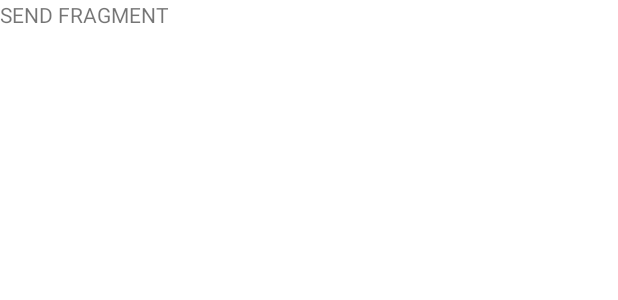
After one commit to sindrip/clonechat-android, an Android app: the layout fragment_send_image.xml on its own in the app's theme, with its tools: preview values and no code run, on a phone screen of 412 x 824 dp. The commit adds this screen. Shown: the top 300 px of the screen. Run offline under Robolectric (Android 15) with nearby library versions, the phone set to English and light mode, and no system bars.

Commit message:
sendfragment created

```diff
--- a/app/src/main/java/club/clonechat/clonechat/di/ActivityBuilder.java
+++ b/app/src/main/java/club/clonechat/clonechat/di/ActivityBuilder.java
@@ -14,6 +14,7 @@ import club.clonechat.clonechat.ui.main.MainActivityModule;
 import club.clonechat.clonechat.ui.main.camera.CameraFragmentProvider;
 import club.clonechat.clonechat.ui.main.camera.imagePreview.ImagePreviewFragment;
 import club.clonechat.clonechat.ui.main.camera.imagePreview.ImagePreviewFragmentProvider;
+import club.clonechat.clonechat.ui.main.camera.sendImage.SendImageFragmentProvider;
 import club.clonechat.clonechat.ui.main.friends.FriendFragmentProvider;
 import club.clonechat.clonechat.ui.main.friends.addFriend.AddFriendFragmentProvider;
 import club.clonechat.clonechat.ui.main.messages.MessageFragmentProvider;
@@ -38,7 +39,8 @@ public abstract class ActivityBuilder {
             MessageFragmentProvider.class,
             FriendFragmentProvider.class,
             AddFriendFragmentProvider.class,
-            ImagePreviewFragmentProvider.class})
+            ImagePreviewFragmentProvider.class,
+            SendImageFragmentProvider.class})
     abstract MainActivity bindMainActivity();
 
     @ContributesAndroidInjector(modules = {
--- a/app/src/main/java/club/clonechat/clonechat/ui/main/camera/imagePreview/ImagePreviewModule.java
+++ b/app/src/main/java/club/clonechat/clonechat/ui/main/camera/imagePreview/ImagePreviewFragmentModule.java
@@ -10,7 +10,7 @@ import dagger.Module;
 import dagger.Provides;
 
 @Module
-public class ImagePreviewModule {
+public class ImagePreviewFragmentModule {
 
     @Provides
     ImagePreviewViewModel provideImagePreviewViewModel(DataManager dataManager) {
--- a/app/src/main/java/club/clonechat/clonechat/ui/main/camera/imagePreview/ImagePreviewFragmentProvider.java
+++ b/app/src/main/java/club/clonechat/clonechat/ui/main/camera/imagePreview/ImagePreviewFragmentProvider.java
@@ -6,6 +6,6 @@ import dagger.android.ContributesAndroidInjector;
 @Module
 public abstract class ImagePreviewFragmentProvider {
 
-    @ContributesAndroidInjector(modules = ImagePreviewModule.class)
+    @ContributesAndroidInjector(modules = ImagePreviewFragmentModule.class)
     abstract ImagePreviewFragment provideImagePreviewFragmentFactory();
 }
--- /dev/null
+++ b/app/src/main/java/club/clonechat/clonechat/ui/main/camera/imagePreview/ImagePreviewNavigator.java
@@ -0,0 +1,6 @@
+package club.clonechat.clonechat.ui.main.camera.imagePreview;
+
+public interface ImagePreviewNavigator {
+
+    void goToSendImage();
+}
--- a/app/src/main/java/club/clonechat/clonechat/ui/main/camera/imagePreview/ImagePreviewViewModel.java
+++ b/app/src/main/java/club/clonechat/clonechat/ui/main/camera/imagePreview/ImagePreviewViewModel.java
@@ -5,7 +5,7 @@ import android.arch.lifecycle.LiveData;
 import club.clonechat.clonechat.data.DataManager;
 import club.clonechat.clonechat.ui.base.BaseViewModel;
 
-public class ImagePreviewViewModel extends BaseViewModel {
+public class ImagePreviewViewModel extends BaseViewModel<ImagePreviewNavigator> {
 
     private LiveData<byte[]> photoBytes;
 
--- a/app/src/main/res/layout/fragment_image_preview.xml
+++ b/app/src/main/res/layout/fragment_image_preview.xml
@@ -24,6 +24,7 @@
             android:layout_height="wrap_content"
             android:layout_gravity="bottom|center"
             android:text="SEND"
+            android:onClick="@{() -> viewModel.getNavigator().goToSendImage()}"
             />
     </FrameLayout>
 </layout>
--- /dev/null
+++ b/app/src/main/res/layout/fragment_send_image.xml
@@ -0,0 +1,34 @@
+<!--<?xml version="1.0" encoding="utf-8"?>-->
+<!--<FrameLayout xmlns:android="http://schemas.android.com/apk/res/android"-->
+    <!--xmlns:tools="http://schemas.android.com/tools"-->
+    <!--android:layout_width="match_parent"-->
+    <!--android:layout_height="match_parent"-->
+    <!--tools:context=".ui.main.camera.sendImage.SendImageFragment">-->
+
+    <!--&lt;!&ndash; TODO: Update blank fragment layout &ndash;&gt;-->
+    <!--<TextView-->
+        <!--android:layout_width="match_parent"-->
+        <!--android:layout_height="match_parent"-->
+        <!--android:text="@string/hello_blank_fragment" />-->
+
+<!--</FrameLayout>-->
+
+<layout xmlns:android="http://schemas.android.com/apk/res/android">
+    <data>
+        <variable
+            name="viewModel"
+            type="club.clonechat.clonechat.ui.main.camera.sendImage.SendImageViewModel" />
+    </data>
+
+    <LinearLayout
+        android:layout_width="match_parent"
+        android:layout_height="match_parent"
+        android:background="#FFFFFF">
+
+        <TextView
+            android:layout_width="wrap_content"
+            android:layout_height="wrap_content"
+            android:text="SEND FRAGMENT"/>
+
+    </LinearLayout>
+</layout>
```
Also changed, not shown: app/src/main/java/club/clonechat/clonechat/ui/main/camera/imagePreview/ImagePreviewFragment.java (+17 -1 lines), app/src/main/java/club/clonechat/clonechat/ui/main/camera/sendImage/SendImageFragment.java (added, +60 -0 lines), app/src/main/java/club/clonechat/clonechat/ui/main/camera/sendImage/SendImageFragmentModule.java (added, +25 -0 lines), app/src/main/java/club/clonechat/clonechat/ui/main/camera/sendImage/SendImageFragmentProvider.java (added, +11 -0 lines), app/src/main/java/club/clonechat/clonechat/ui/main/camera/sendImage/SendImageViewModel.java (added, +11 -0 lines).
